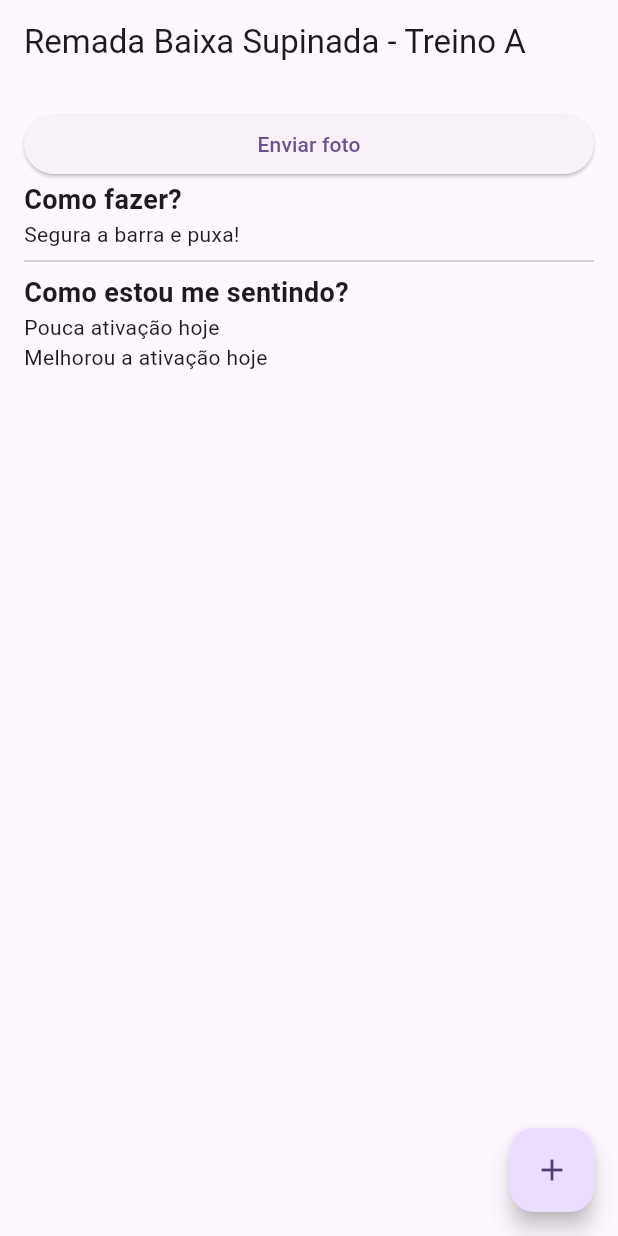
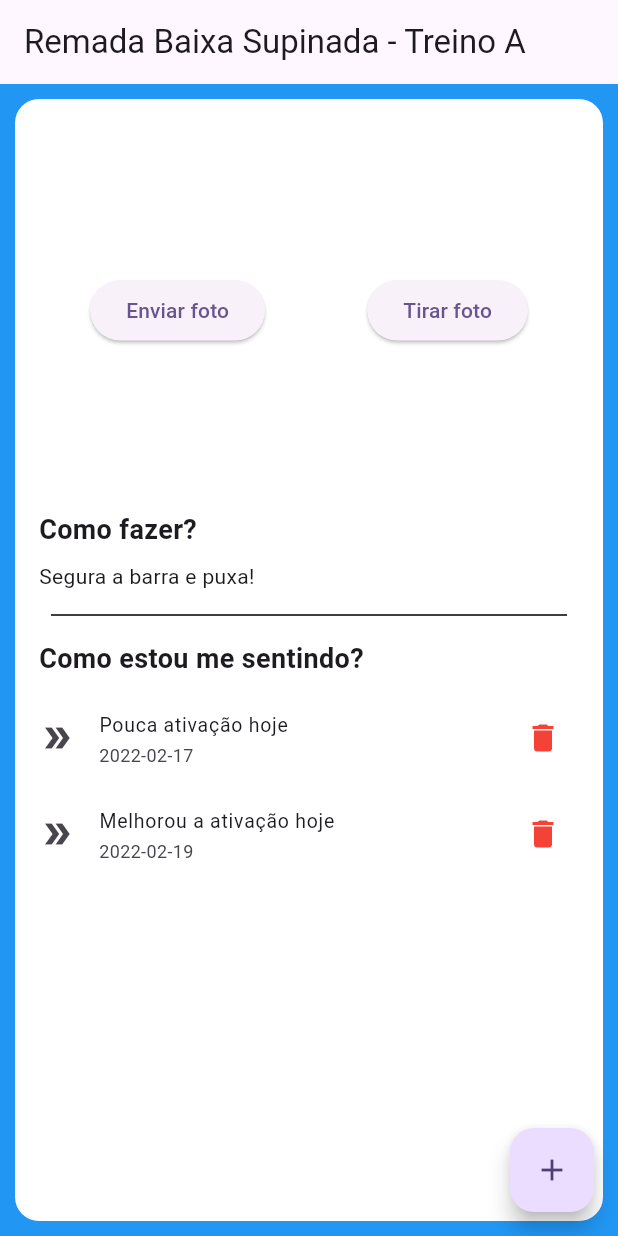
Before and after one commit to racalixta/flutter_gymapp, a Flutter app: the screen it shows after launch, on a phone screen of 412 x 824 dp. Run offline on Flutter 3.47's test engine with Material 2 defaults, Android fonts, the phone set to English and light mode, and no system bars.

Commit message:
conteudo da aula 11

```diff
--- a/lib/page/exercise_page.dart
+++ b/lib/page/exercise_page.dart
@@ -21,6 +21,7 @@
   @override
   Widget build(BuildContext context) {
     return Scaffold(
+        backgroundColor: Colors.blue,
         appBar: AppBar(
           title: Text('${exerciseModel.name} - ${exerciseModel.workout}'),
         ),
@@ -30,13 +31,31 @@
           },
           child: const Icon(Icons.add),
         ),
-        body: Padding(
+        body: Container(
+          margin: const EdgeInsets.all(10),
           padding: const EdgeInsets.all(16.0),
+          decoration: BoxDecoration(
+              color: Colors.white, borderRadius: BorderRadius.circular(16)),
           child: ListView(
             children: [
-              ElevatedButton(
-                onPressed: () {},
-                child: const Text("Enviar foto"),
+              SizedBox(
+                height: 250,
+                child: Row(
+                  mainAxisAlignment: MainAxisAlignment.spaceAround,
+                  children: [
+                    ElevatedButton(
+                      onPressed: () {},
+                      child: const Text("Enviar foto"),
+                    ),
+                    ElevatedButton(
+                      onPressed: () {},
+                      child: const Text("Tirar foto"),
+                    ),
+                  ],
+                ),
+              ),
+              const SizedBox(
+                height: 8,
               ),
               const Text(
                 'Como fazer?',
@@ -45,8 +64,16 @@
                   fontSize: 18,
                 ),
               ),
+              const SizedBox(
+                height: 8,
+              ),
               Text(exerciseModel.howToMake),
-              const Divider(),
+              const Padding(
+                padding: EdgeInsets.all(8.0),
+                child: Divider(
+                  color: Colors.black,
+                ),
+              ),
               const Text(
                 'Como estou me sentindo?',
                 style: TextStyle(
@@ -54,11 +81,24 @@
                   fontSize: 18,
                 ),
               ),
+              const SizedBox(
+                height: 8,
+              ),
               Column(
                 crossAxisAlignment: CrossAxisAlignment.start,
                 children: List.generate(listFeeling.length, (index) {
                   FeelingModel feelingSelected = listFeeling[index];
-                  return Text(feelingSelected.feeling);
+                  return ListTile(
+                    dense: true,
+                    contentPadding: EdgeInsets.zero,
+                    title: Text(feelingSelected.feeling),
+                    subtitle: Text(feelingSelected.data),
+                    leading: const Icon(Icons.double_arrow),
+                    trailing: IconButton(
+                      icon: const Icon(Icons.delete, color: Colors.red),
+                      onPressed: () {},
+                    ),
+                  );
                 }),
               ),
             ],
```
